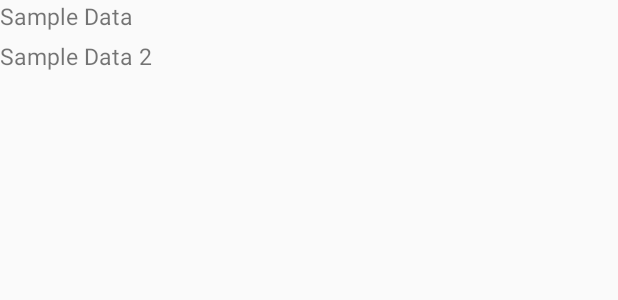
After one commit to mdamaceno/concessionaria, an Android app: the layout item_usuario.xml on its own in the app's theme, with its tools: preview values and no code run, on a phone screen of 412 x 824 dp. The commit adds this screen. Shown: the top 300 px of the screen. Run offline under Robolectric (Android 15) with nearby library versions, the phone set to English and light mode, and no system bars.

Commit message:
Listagem de usuários com ListView

```diff
--- a/app/src/main/AndroidManifest.xml
+++ b/app/src/main/AndroidManifest.xml
@@ -18,6 +18,7 @@
         </activity>
         <activity android:name=".CadastroCarro"></activity>
         <activity android:name=".CadastroCliente"></activity>
+        <activity android:name=".ListaUsuario"></activity>
     </application>
 
 </manifest>
--- a/app/src/main/java/com/example/mdamaceno/concessionaria/CadastroCliente.java
+++ b/app/src/main/java/com/example/mdamaceno/concessionaria/CadastroCliente.java
@@ -2,6 +2,7 @@ package com.example.mdamaceno.concessionaria;
 
 import android.app.ActionBar;
 import android.content.ContentValues;
+import android.content.Intent;
 import android.database.Cursor;
 import android.database.sqlite.SQLiteDatabase;
 import android.os.Bundle;
@@ -99,4 +100,8 @@ public class CadastroCliente extends ActionBarActivity {
             edtSenha2.setText("");
         }
     }
+
+    public void mostrarUsuarios(View view) {
+        startActivity(new Intent(this, ListaUsuario.class));
+    }
 }
--- a/app/src/main/java/com/example/mdamaceno/concessionaria/MainActivity.java
+++ b/app/src/main/java/com/example/mdamaceno/concessionaria/MainActivity.java
@@ -32,7 +32,7 @@ public class MainActivity extends ActionBarActivity {
         if ("marco".equals(usuarioInformado) && "123".equals(senhaInformada)) {
             startActivity(new Intent(this, CadastroCarro.class));
         } else if ("victor".equals(usuarioInformado) && "123".equals(senhaInformada)){
-        startActivity(new Intent(this, CadastroCarro.class));
+            startActivity(new Intent(this, CadastroCarro.class));
         } else {
             String mensagemErro = "Usuário ou senha inválidos!";
             Toast toast = Toast.makeText(this, mensagemErro, Toast.LENGTH_LONG);
--- /dev/null
+++ b/app/src/main/res/layout/item_usuario.xml
@@ -0,0 +1,19 @@
+<?xml version="1.0" encoding="utf-8"?>
+<LinearLayout xmlns:android="http://schemas.android.com/apk/res/android"
+    android:layout_width="fill_parent" android:layout_height="fill_parent" android:orientation="vertical">
+
+    <TextView android:id="@+id/tv_person_name"
+        android:layout_width="match_parent"
+        android:layout_height="wrap_content"
+        android:text="Sample Data"
+        android:textSize="15sp"
+        android:paddingBottom="5dp" />
+
+    <TextView android:id="@+id/tv_person_pin"
+        android:layout_width="match_parent"
+        android:layout_height="wrap_content"
+        android:text="Sample Data 2"
+        android:textSize="15sp"
+        android:paddingBottom="5dp" />
+
+</LinearLayout>
```
Also changed, not shown: app/src/main/java/com/example/mdamaceno/concessionaria/ListaUsuario.java (added, +72 -0 lines), app/src/main/java/com/example/mdamaceno/concessionaria/dao/UsuarioDAO.java (added, +30 -0 lines), app/src/main/java/com/example/mdamaceno/concessionaria/model/Usuario.java (added, +63 -0 lines), app/src/main/res/layout/cadastro_cliente.xml (+10 -0 lines), app/src/main/res/layout/lista_usuario.xml (added, +13 -0 lines), 2 other files.
